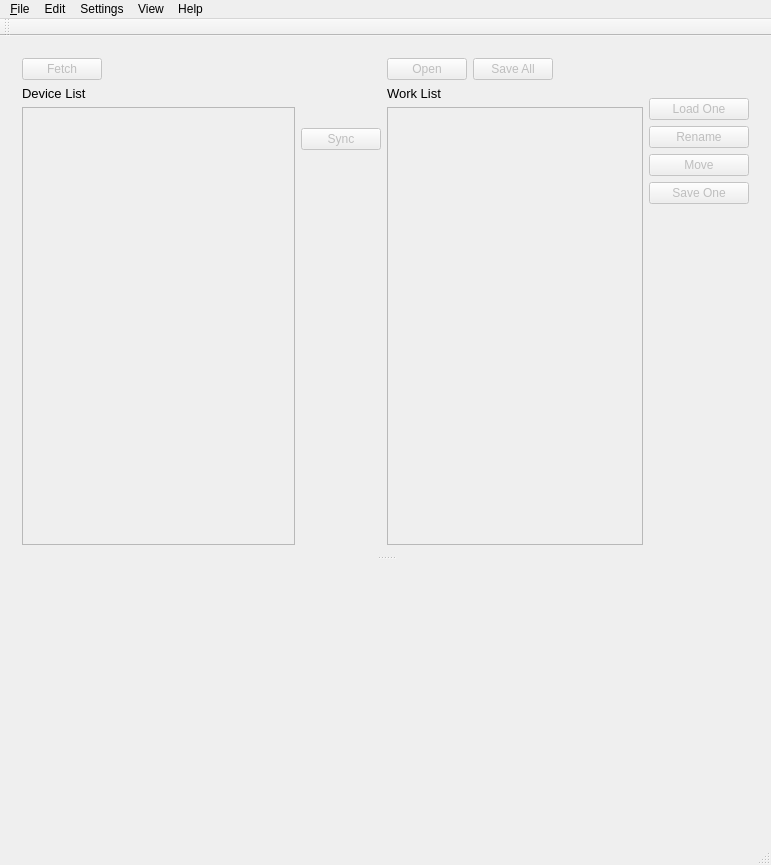
Before: the Qt Designer form spl/DcPresetLib.ui in strymon/spl, drawn with Qt 5.
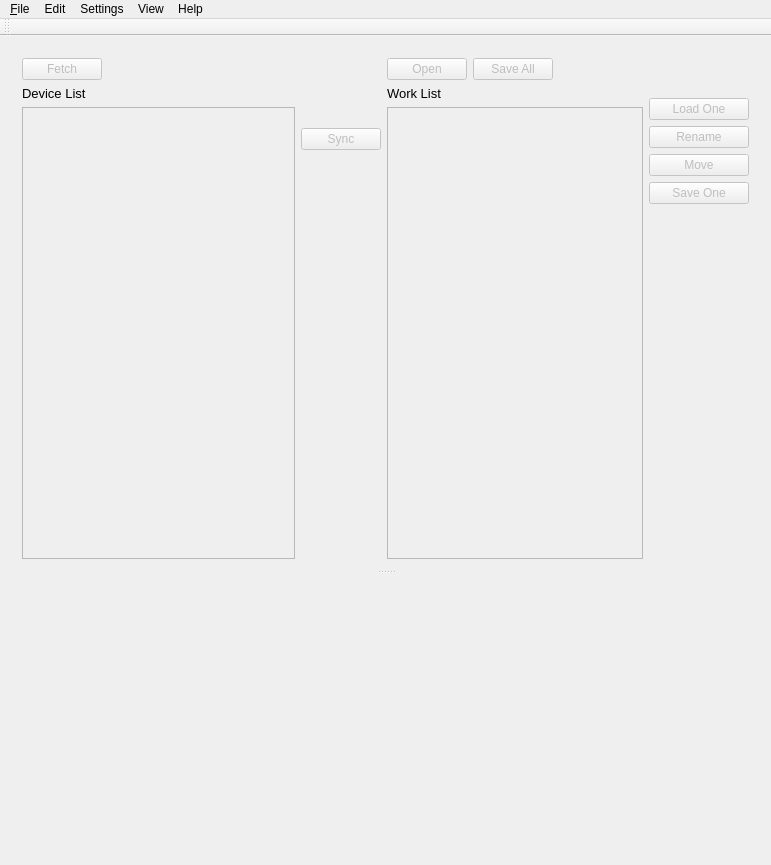
After: the same form once the commit is applied. Icons and pictures are not drawn. Custom widgets are drawn as their Qt base class.

Diff of the .ui file:
```diff
--- a/spl/DcPresetLib.ui
+++ b/spl/DcPresetLib.ui
@@ -20,7 +20,7 @@
       <property name="orientation">
        <enum>Qt::Vertical</enum>
       </property>
-      <widget class="QWidget" name="">
+      <widget class="QWidget" name="layoutWidget">
        <layout class="QHBoxLayout" name="horizontalLayout_4">
         <item>
          <layout class="QVBoxLayout" name="verticalLayout">
@@ -488,7 +488,6 @@
     <bool>false</bool>
    </attribute>
   </widget>
-  <widget class="QStatusBar" name="statusBar"/>
   <action name="actionExit">
    <property name="text">
     <string>Exit</string>
```
